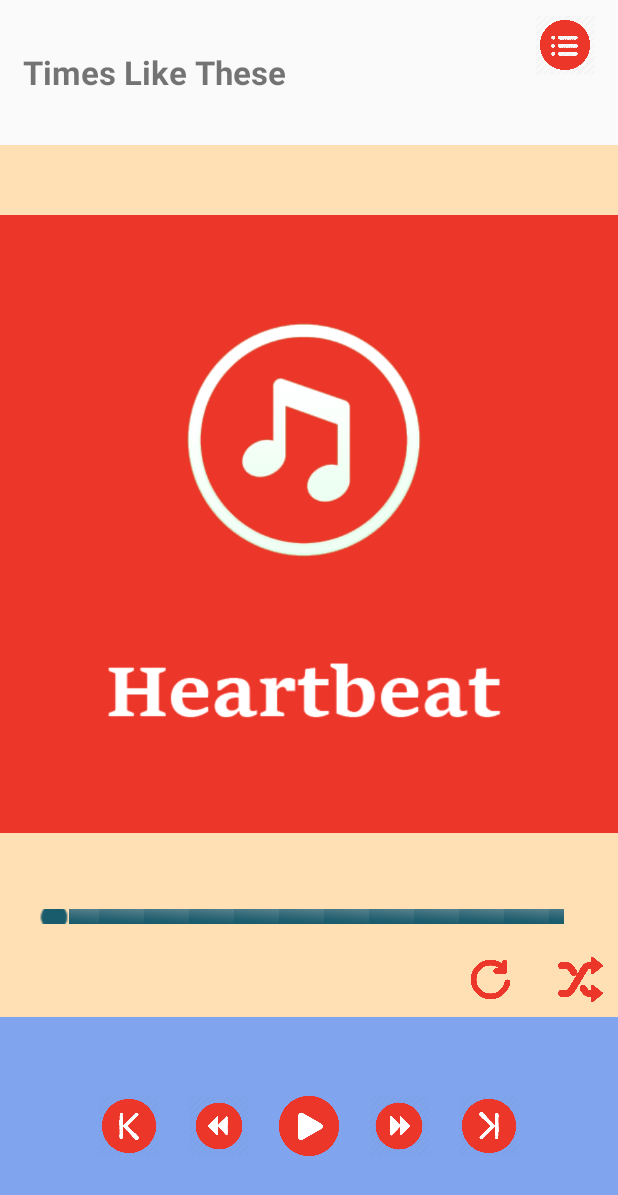
After one commit to rrosatti/hearbeat-music-player, an Android app: the layout player.xml on its own in the app's theme, with its tools: preview values and no code run, on a phone screen of 412 x 824 dp. The commit adds this screen. Shown: the top 1195 px of the screen. Run offline under Robolectric (Android 15) with nearby library versions, the phone set to English and light mode, and no system bars.

Commit message:
add seekbar elements (background, progress, thumb), music thumbnail. Create player.xml

```diff
--- a/app/src/main/res/drawable/backward_button.xml
+++ b/app/src/main/res/drawable/back_button_states.xml
@@ -1,14 +1,14 @@
 <?xml version="1.0" encoding="utf-8"?>
 <selector xmlns:android="http://schemas.android.com/apk/res/android">
-    <item android:drawable="@drawable/backward_button_pressed"
+    <item android:drawable="@drawable/back_button_pressed"
         android:state_focused="true"
         android:state_pressed="true"/>
-    <item android:drawable="@drawable/backward_button_pressed"
+    <item android:drawable="@drawable/back_button_pressed"
         android:state_focused="false"
         android:state_pressed="true"/>
-    <item android:drawable="@drawable/backward_button_pressed"
+    <item android:drawable="@drawable/back_button_pressed"
         android:state_focused="true"/>
-    <item android:drawable="@drawable/backward_button"
+    <item android:drawable="@drawable/back_button_states"
         android:state_focused="false"
         android:state_pressed="false"/>
 </selector>
--- a/app/src/main/res/drawable/back_button.xml
+++ b/app/src/main/res/drawable/backward_button_states.xml
@@ -1,14 +1,14 @@
 <?xml version="1.0" encoding="utf-8"?>
 <selector xmlns:android="http://schemas.android.com/apk/res/android">
-    <item android:drawable="@drawable/back_button_pressed"
+    <item android:drawable="@drawable/backward_button_pressed"
         android:state_focused="true"
         android:state_pressed="true"/>
-    <item android:drawable="@drawable/back_button_pressed"
+    <item android:drawable="@drawable/backward_button_pressed"
         android:state_focused="false"
         android:state_pressed="true"/>
-    <item android:drawable="@drawable/back_button_pressed"
+    <item android:drawable="@drawable/backward_button_pressed"
         android:state_focused="true"/>
-    <item android:drawable="@drawable/back_button"
+    <item android:drawable="@drawable/backward_button_states"
         android:state_focused="false"
         android:state_pressed="false"/>
 </selector>
--- a/app/src/main/res/drawable/next_button.xml
+++ b/app/src/main/res/drawable/forward_button_states.xml
@@ -1,14 +1,14 @@
 <?xml version="1.0" encoding="utf-8"?>
 <selector xmlns:android="http://schemas.android.com/apk/res/android">
-    <item android:drawable="@drawable/next_button_pressed"
+    <item android:drawable="@drawable/forward_button_pressed"
         android:state_focused="true"
         android:state_pressed="true"/>
-    <item android:drawable="@drawable/next_button_pressed"
+    <item android:drawable="@drawable/forward_button_pressed"
         android:state_focused="false"
         android:state_pressed="true"/>
-    <item android:drawable="@drawable/next_button_pressed"
+    <item android:drawable="@drawable/forward_button_pressed"
         android:state_focused="true"/>
-    <item android:drawable="@drawable/next_button"
+    <item android:drawable="@drawable/forward_button_states"
         android:state_focused="false"
         android:state_pressed="false"/>
 </selector>
--- a/app/src/main/res/drawable/play_button.xml
+++ b/app/src/main/res/drawable/next_button_states.xml
@@ -1,14 +1,14 @@
 <?xml version="1.0" encoding="utf-8"?>
 <selector xmlns:android="http://schemas.android.com/apk/res/android">
-    <item android:drawable="@drawable/play_button_pressed"
+    <item android:drawable="@drawable/next_button_pressed"
         android:state_focused="true"
         android:state_pressed="true"/>
-    <item android:drawable="@drawable/play_button_pressed"
+    <item android:drawable="@drawable/next_button_pressed"
         android:state_focused="false"
         android:state_pressed="true"/>
-    <item android:drawable="@drawable/play_button_pressed"
+    <item android:drawable="@drawable/next_button_pressed"
         android:state_focused="true"/>
-    <item android:drawable="@drawable/play_button"
+    <item android:drawable="@drawable/next_button_states"
         android:state_focused="false"
         android:state_pressed="false"/>
 </selector>
--- a/app/src/main/res/drawable/forward_button.xml
+++ b/app/src/main/res/drawable/play_button_states.xml
@@ -1,14 +1,14 @@
 <?xml version="1.0" encoding="utf-8"?>
 <selector xmlns:android="http://schemas.android.com/apk/res/android">
-    <item android:drawable="@drawable/forward_button_pressed"
+    <item android:drawable="@drawable/play_button_pressed"
         android:state_focused="true"
         android:state_pressed="true"/>
-    <item android:drawable="@drawable/forward_button_pressed"
+    <item android:drawable="@drawable/play_button_pressed"
         android:state_focused="false"
         android:state_pressed="true"/>
-    <item android:drawable="@drawable/forward_button_pressed"
+    <item android:drawable="@drawable/play_button_pressed"
         android:state_focused="true"/>
-    <item android:drawable="@drawable/forward_button"
+    <item android:drawable="@drawable/play_button_states"
         android:state_focused="false"
         android:state_pressed="false"/>
 </selector>
--- a/app/src/main/res/drawable/playlist_button.xml
+++ b/app/src/main/res/drawable/playlist_button_states.xml
@@ -8,7 +8,7 @@
         android:state_pressed="true"/>
     <item android:drawable="@drawable/playlist_button_pressed"
         android:state_focused="true"/>
-    <item android:drawable="@drawable/playlist_button"
+    <item android:drawable="@drawable/playlist_button_states"
         android:state_focused="false"
         android:state_pressed="false"/>
 </selector>
--- a/app/src/main/res/drawable/shuffle_button.xml
+++ b/app/src/main/res/drawable/repeat_button_states.xml
@@ -1,14 +1,14 @@
 <?xml version="1.0" encoding="utf-8"?>
 <selector xmlns:android="http://schemas.android.com/apk/res/android">
-    <item android:drawable="@drawable/shuffle_button_pressed"
+    <item android:drawable="@drawable/repeat_button_pressed"
         android:state_focused="true"
         android:state_pressed="true"/>
-    <item android:drawable="@drawable/shuffle_button_pressed"
+    <item android:drawable="@drawable/repeat_button_pressed"
         android:state_focused="false"
         android:state_pressed="true"/>
-    <item android:drawable="@drawable/shuffle_button_pressed"
+    <item android:drawable="@drawable/repeat_button_pressed"
         android:state_focused="true"/>
-    <item android:drawable="@drawable/shuffle_button"
+    <item android:drawable="@drawable/repeat_button_states"
         android:state_focused="false"
         android:state_pressed="false"/>
 </selector>
--- /dev/null
+++ b/app/src/main/res/drawable/seekbar_progress_bg.xml
@@ -0,0 +1,14 @@
+<?xml version="1.0" encoding="utf-8"?>
+<layer-list xmlns:android="http://schemas.android.com/apk/res/android">
+    <item>
+        <clip>
+            <bitmap xmlns:android="http://schemas.android.com/apk/res/android"
+                android:src="@drawable/seekbar_progress_state"
+                android:tileMode="repeat"
+                android:antialias="true"
+                android:dither="false"
+                android:filter="false"
+                android:gravity="left" />
+        </clip>
+    </item>
+</layer-list>
--- /dev/null
+++ b/app/src/main/res/drawable/seekbar_progress_state.xml
@@ -0,0 +1,24 @@
+<?xml version="1.0" encoding="utf-8"?>
+<layer-list xmlns:android="http://schemas.android.com/apk/res/android">
+    <item android:id="@android:id/background"
+        android:drawable="@drawable/seekbar_background"
+        android:dither="true">
+    </item>
+    <item android:id="@android:id/secondaryProgress">
+        <clip>
+            <shape>
+                <gradient
+                    android:startColor="#CB392E"
+                    android:centerColor="#81171B"
+                    android:centerY="0.75"
+                    android:endColor="#5D0500"
+                    android:angle="270">
+                </gradient>
+            </shape>
+        </clip>
+    </item>
+    <item
+        android:id="@android:id/progress"
+        android:drawable="@drawable/seekbar_background">
+    </item>
+</layer-list>
--- a/app/src/main/res/drawable/stop_button.xml
+++ b/app/src/main/res/drawable/shuffle_button_states.xml
@@ -1,14 +1,14 @@
 <?xml version="1.0" encoding="utf-8"?>
 <selector xmlns:android="http://schemas.android.com/apk/res/android">
-    <item android:drawable="@drawable/stop_button_pressed"
+    <item android:drawable="@drawable/shuffle_button_pressed"
         android:state_focused="true"
         android:state_pressed="true"/>
-    <item android:drawable="@drawable/stop_button_pressed"
+    <item android:drawable="@drawable/shuffle_button_pressed"
         android:state_focused="false"
         android:state_pressed="true"/>
-    <item android:drawable="@drawable/stop_button_pressed"
+    <item android:drawable="@drawable/shuffle_button_pressed"
         android:state_focused="true"/>
-    <item android:drawable="@drawable/stop_button"
+    <item android:drawable="@drawable/shuffle_button_states"
         android:state_focused="false"
         android:state_pressed="false"/>
 </selector>
--- a/app/src/main/res/drawable/repeat_button.xml
+++ b/app/src/main/res/drawable/stop_button_states.xml
@@ -1,14 +1,14 @@
 <?xml version="1.0" encoding="utf-8"?>
 <selector xmlns:android="http://schemas.android.com/apk/res/android">
-    <item android:drawable="@drawable/repeat_button_pressed"
+    <item android:drawable="@drawable/stop_button_pressed"
         android:state_focused="true"
         android:state_pressed="true"/>
-    <item android:drawable="@drawable/repeat_button_pressed"
+    <item android:drawable="@drawable/stop_button_pressed"
         android:state_focused="false"
         android:state_pressed="true"/>
-    <item android:drawable="@drawable/repeat_button_pressed"
+    <item android:drawable="@drawable/stop_button_pressed"
         android:state_focused="true"/>
-    <item android:drawable="@drawable/repeat_button"
+    <item android:drawable="@drawable/stop_button_states"
         android:state_focused="false"
         android:state_pressed="false"/>
 </selector>
--- /dev/null
+++ b/app/src/main/res/layout/player.xml
@@ -0,0 +1,180 @@
+<?xml version="1.0" encoding="utf-8"?>
+<LinearLayout xmlns:android="http://schemas.android.com/apk/res/android"
+    android:layout_width="match_parent" android:layout_height="match_parent"
+    android:orientation="vertical">
+
+    <!-- Player Header -->
+    <RelativeLayout
+        android:id="@+id/layoutPlayerHeader"
+        android:layout_width="match_parent"
+        android:layout_height="0dp"
+        android:layout_weight="1"
+        android:paddingLeft="5dp"
+        android:orientation="horizontal"
+        android:paddingRight="5dp">
+
+        <!-- Song Title -->
+        <TextView
+            android:id="@+id/txtSongTitle"
+            android:layout_width="wrap_content"
+            android:layout_height="wrap_content"
+            android:layout_marginStart="10dp"
+            android:textStyle="bold"
+            android:textSize="10pt"
+            android:text="Times Like These"
+            android:layout_marginTop="10dp"
+            android:layout_alignParentStart="true"
+            android:layout_centerVertical="true"/>
+
+        <!-- Playlist Button -->
+        <ImageButton
+            android:id="@+id/btPlaylist"
+            android:layout_width="40dp"
+            android:layout_height="40dp"
+            android:src="@drawable/playlist_button_pressed"
+            android:scaleType="fitCenter"
+            android:adjustViewBounds="true"
+            android:background="@null"
+            android:layout_margin="10dp"
+            android:layout_alignParentEnd="true"/>
+
+    </RelativeLayout>
+
+    <!-- Thumbnail and Seekbar Area -->
+    <LinearLayout
+        android:id="@+id/layoutThumbnailAndSeekbar"
+        android:layout_width="match_parent"
+        android:layout_height="0dp"
+        android:orientation="vertical"
+        android:layout_weight="6"
+        android:background="#FFE0B5">
+
+            <ImageView
+                android:layout_width="wrap_content"
+                android:layout_height="wrap_content"
+                android:id="@+id/imgThumbnail"
+                android:src="@drawable/thumbnail"
+                android:layout_marginTop="15dp"
+                android:layout_weight="3"/>
+
+        <SeekBar
+            android:id="@+id/progressBar"
+            android:layout_width="match_parent"
+            android:layout_height="10dp"
+            android:layout_marginLeft="20dp"
+            android:layout_marginTop="20dp"
+            android:layout_marginRight="20dp"
+            android:layout_marginBottom="20dp"
+            android:thumb="@drawable/seekbar_thumb"
+            android:progressDrawable="@drawable/seekbar_progress_state"
+            android:paddingLeft="6dp"
+            android:paddingRight="6dp" />
+
+        <RelativeLayout
+            android:layout_width="match_parent"
+            android:layout_height="wrap_content"
+            android:orientation="horizontal"
+            android:layout_marginTop="2dp"
+            android:layout_marginBottom="10dp">
+
+            <ImageButton
+                android:layout_width="30dp"
+                android:layout_height="30dp"
+                android:id="@+id/imgShuffle"
+                android:src="@drawable/shuffle_button_pressed"
+                android:scaleType="fitCenter"
+                android:adjustViewBounds="true"
+                android:background="@null"
+                android:layout_alignParentEnd="true"
+                android:layout_marginEnd="10dp"
+                />
+
+            <ImageButton
+                android:layout_width="30dp"
+                android:layout_height="30dp"
+                android:id="@+id/imgRepeat"
+                android:src="@drawable/repeat_button_pressed"
+                android:scaleType="fitCenter"
+                android:adjustViewBounds="true"
+                android:background="@null"
+                android:layout_alignParentEnd="true"
+                android:layout_marginEnd="70dp"/>
+
+        </RelativeLayout>
+
+    </LinearLayout>
+
+    <!-- Bottom Area (Play, Next, Back, etc) -->
+    <RelativeLayout
+        android:id="@+id/layoutBottom"
+        android:layout_width="match_parent"
+        android:layout_height="0dp"
+        android:orientation="horizontal"
+        android:layout_weight="1.5"
+        android:background="#80A4ED" >
+
+        <LinearLayout
+            android:layout_width="wrap_content"
+            android:layout_height="wrap_content"
+            android:orientation="horizontal"
+            android:layout_centerHorizontal="true"
+            android:layout_centerVertical="true">
+
+            <ImageButton
+                android:layout_width="40dp"
+                android:layout_height="40dp"
+                android:id="@+id/imgBack"
+                android:src="@drawable/back_button_pressed"
+                android:scaleType="fitCenter"
+                android:adjustViewBounds="true"
+                android:background="@null"
+                android:layout_margin="10dp"/>
+
+            <ImageButton
+                android:layout_width="40dp"
+                android:layout_height="40dp"
+                android:id="@+id/imgBackwards"
+                android:src="@drawable/backward_button_pressed"
+                android:scaleType="fitCenter"
+                android:adjustViewBounds="true"
+                android:background="@null"
+                android:layout_margin="10dp"/>
+
+            <ImageButton
+                android:layout_width="40dp"
+                android:layout_height="40dp"
+                android:id="@+id/imgPlayStop"
+                android:src="@drawable/play_button_pressed"
+                android:scaleType="fitCenter"
+                android:adjustViewBounds="true"
+                android:background="@null"
+                android:layout_margin="10dp"/>
+
+            <ImageButton
+                android:layout_width="40dp"
+                android:layout_height="40dp"
+                android:id="@+id/imgForward"
+                android:src="@drawable/forward_button_pressed"
+                android:scaleType="fitCenter"
+                android:adjustViewBounds="true"
+                android:background="@null"
+                android:layout_margin="10dp"/>
+
+            <ImageButton
+                android:layout_width="40dp"
+                android:layout_height="40dp"
+                android:id="@+id/imgNext"
+                android:src="@drawable/next_button_pressed"
+                android:scaleType="fitCenter"
+                android:adjustViewBounds="true"
+                android:background="@null"
+                android:layout_margin="10dp"/>
+
+
+        </LinearLayout>
+
+
+    </RelativeLayout>
+
+
+</LinearLayout>
```
Also changed, not shown: app/src/main/res/drawable/seekbar_background.png (added), app/src/main/res/drawable/seekbar_progress.png (added), app/src/main/res/drawable/seekbar_thumb.png (added), app/src/main/res/drawable/thumbnail.png (added).
